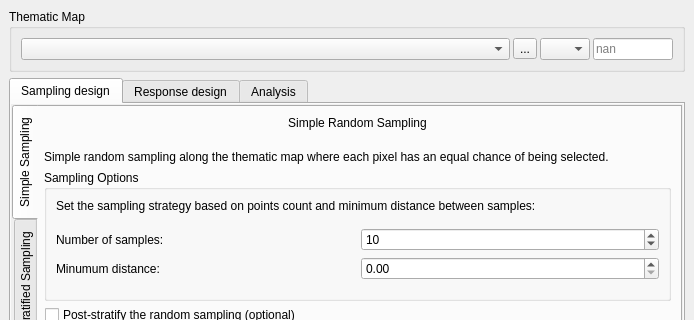
Before: the Qt Designer form ui/acatama_dockwidget.ui in SMByC/AcATaMa, drawn with Qt 5; both pictures show x 0 to 694 and y 0 to 320 of the 694 by 1322 pixel window.
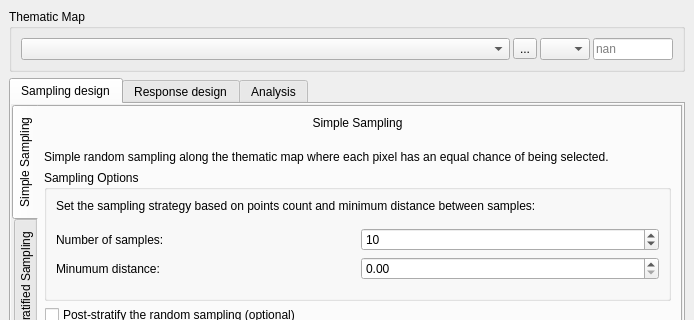
After: the same form once the commit is applied. Icons and pictures are not drawn. Custom widgets are drawn as their Qt base class.

Diff of the .ui file:
```diff
--- a/ui/acatama_dockwidget.ui
+++ b/ui/acatama_dockwidget.ui
@@ -208,7 +208,7 @@
                    <item>
                     <widget class="QLabel" name="label_10">
                      <property name="text">
-                      <string>Simple Random Sampling
+                      <string>Simple Sampling
 </string>
                      </property>
                      <property name="alignment">
```
Left out of the diff: 2 changed lines with no effect on the pictures.
